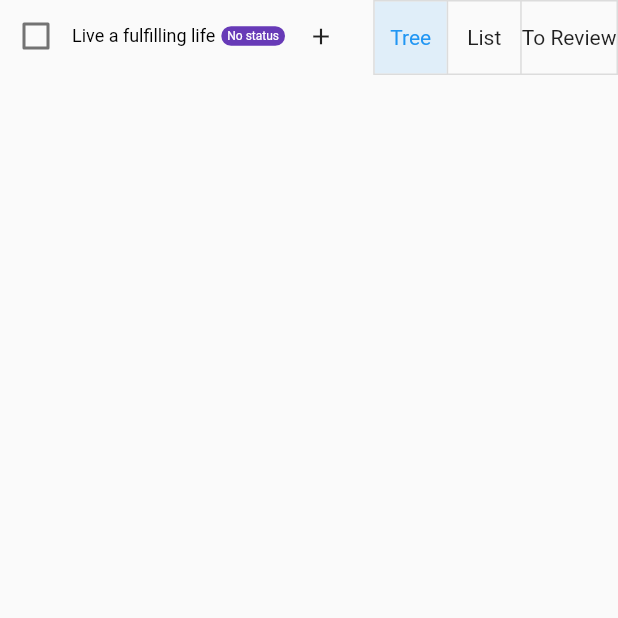
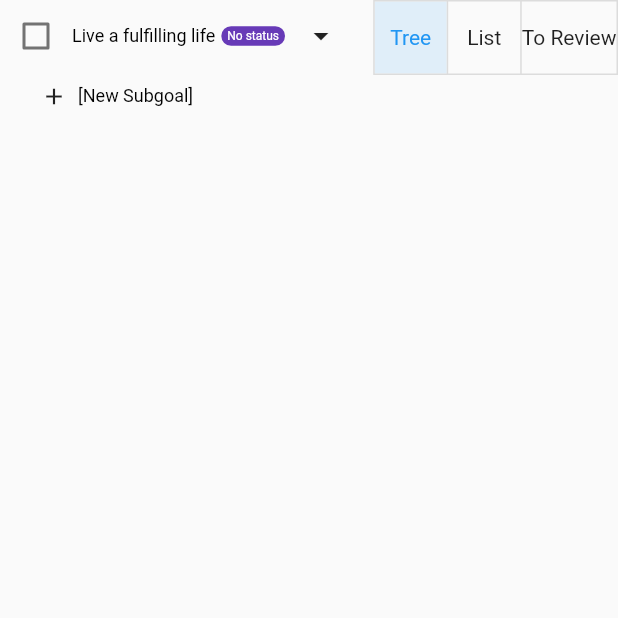
Before and after one commit to AlabasterAxe/glass_goals, a Flutter app: the screen it shows after launch, after a tap on the "add" icon, on a phone screen of 412 x 824 dp, the top half of it. Run offline on Flutter 3.47's test engine with Material 2 defaults, Android fonts, the phone set to English and light mode, and no system bars; our stand-ins replace equatable, hive, hive_flutter, rxdart, speech_to_text, wakelock; missing offline and left inert: goals_types_01, gsheets, hlc, screen_brightness; accounts and stored records are empty.

Commit message:
refine the add subgoal item

```diff
--- a/goals_web/lib/goal_viewer/add_subgoal_item.dart
+++ b/goals_web/lib/goal_viewer/add_subgoal_item.dart
@@ -34,7 +34,9 @@ class _AddSubgoalItemWidgetState extends State<AddSubgoalItemWidget> {
 
   @override
   Widget build(BuildContext context) {
-    return Row(
+    return MouseRegion(
+      cursor: SystemMouseCursors.click,
+      child: Row(
         children: [
           const Padding(
             padding: EdgeInsets.all(7.0),
@@ -55,7 +57,8 @@ class _AddSubgoalItemWidgetState extends State<AddSubgoalItemWidget> {
                           baseOffset: 0,
                           extentOffset: _textController!.text.length);
                       AppContext.of(context).syncClient.modifyGoal(
-                        AppContext.of(context).syncClient.modifyGoal(GoalDelta(
+                          AppContext.of(context).syncClient.modifyGoal(
+                              GoalDelta(
                                   id: const Uuid().v4(),
                                   text: newText,
                                   parentId: widget.parentId)));
@@ -84,6 +87,7 @@ class _AddSubgoalItemWidgetState extends State<AddSubgoalItemWidget> {
                   child: Text(_textController!.text, style: mainTextStyle),
                 ),
         ],
+      ),
     );
   }
 }
--- a/goals_web/lib/goal_viewer/goal_tree.dart
+++ b/goals_web/lib/goal_viewer/goal_tree.dart
@@ -127,23 +127,13 @@ class _GoalTreeWidgetState extends State<GoalTreeWidget> {
                   },
                   hovered: hovered && !dragging,
                 ),
-                hasRenderableChildren
-                    ? IconButton(
-                        onPressed: () => widget.onExpanded(rootGoal.id),
-                        icon: Icon(isExpanded
-                            ? Icons.arrow_drop_down
-                            : Icons.arrow_right))
-                    : IconButton(
-                        onPressed: () {
-                          AppContext.of(context).syncClient.modifyGoal(
-                              GoalDelta(
-                                  id: const Uuid().v4(),
-                                  text: "[New Subgoal]",
-                                  parentId: rootGoal.id));
-                          setState(() =>
-                              widget.onExpanded(rootGoal.id, expanded: true));
-                        },
-                        icon: const Icon(Icons.add, size: 18)),
+                IconButton(
+                    onPressed: () => widget.onExpanded(rootGoal.id),
+                    icon: Icon(isExpanded
+                        ? Icons.arrow_drop_down
+                        : hasRenderableChildren
+                            ? Icons.arrow_right
+                            : Icons.add)),
               ],
             ),
           ),
@@ -168,9 +158,7 @@ class _GoalTreeWidgetState extends State<GoalTreeWidget> {
                                     : widget.depthLimit! - 1,
                               )
                             : null,
-                      hasRenderableChildren
-                          ? AddSubgoalItemWidget(parentId: rootGoal.id)
-                          : null,
+                      AddSubgoalItemWidget(parentId: rootGoal.id),
                     ].where((element) => element != null).toList().cast())
               ])
             : Container()
```
Lines whose indentation alone changed are shown as unchanged.
